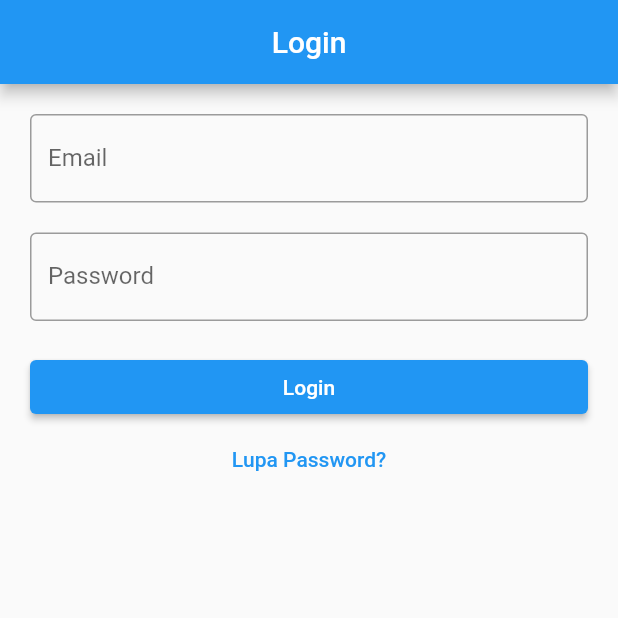
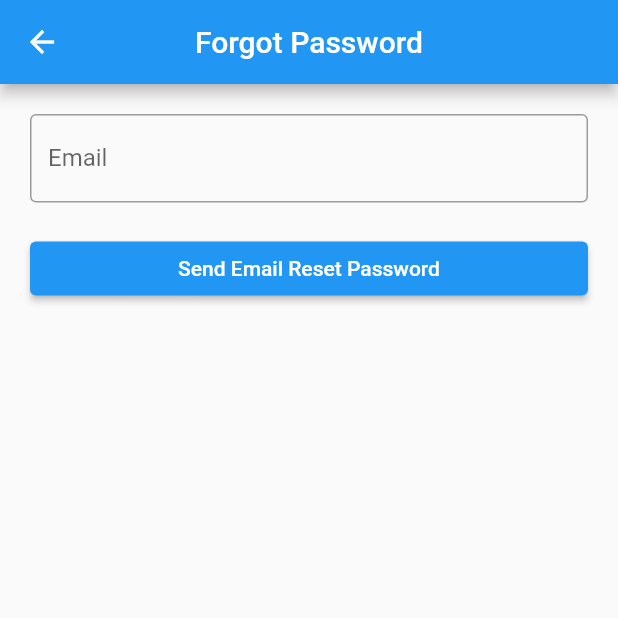
Before and after one commit to rikiahmadfauzan/presence_flutter, a Flutter app: the screen it shows after launch, after a tap on "Lupa Password?", on a phone screen of 412 x 824 dp, the top half of it. Run offline on Flutter 3.47's test engine with Material 2 defaults, Android fonts, the phone set to English and light mode, and no system bars; our stand-ins replace cloud_firestore, firebase_auth, firebase_core, get; accounts and stored records are empty.

Commit message:
Push Commit
Push

```diff
--- a/lib/app/modules/add_pegawai/controllers/add_pegawai_controller.dart
+++ b/lib/app/modules/add_pegawai/controllers/add_pegawai_controller.dart
@@ -40,6 +40,7 @@ class AddPegawaiController extends GetxController {
             "name": nameC.text,
             "email": emailC.text,
             "uid": uid,
+            "role": "pegawai",
             "created_at": DateTime.now().toIso8601String(),
           });
           await pegawaiCredential.user!.sendEmailVerification();
--- /dev/null
+++ b/lib/app/modules/forgot_password/bindings/forgot_password_binding.dart
@@ -0,0 +1,12 @@
+import 'package:get/get.dart';
+
+import '../controllers/forgot_password_controller.dart';
+
+class ForgotPasswordBinding extends Bindings {
+  @override
+  void dependencies() {
+    Get.lazyPut<ForgotPasswordController>(
+      () => ForgotPasswordController(),
+    );
+  }
+}
--- /dev/null
+++ b/lib/app/modules/forgot_password/controllers/forgot_password_controller.dart
@@ -0,0 +1,28 @@
+import 'package:firebase_auth/firebase_auth.dart';
+import 'package:firebase_core/firebase_core.dart';
+import 'package:flutter/material.dart';
+import 'package:get/get.dart';
+
+class ForgotPasswordController extends GetxController {
+  RxBool isLoading = false.obs;
+  TextEditingController emailC = TextEditingController();
+
+  FirebaseAuth auth = FirebaseAuth.instance;
+
+  void sendEmail() async {
+    if (emailC.text.isNotEmpty) {
+      isLoading.value = true;
+      try {
+        await auth.sendPasswordResetEmail(email: emailC.text);
+        Get.snackbar(
+            "Berhasil", "Kami telah mengirimkan email reset password.");
+        Get.back();
+      } catch (e) {
+        Get.snackbar(
+            "Terjadi kesalahan", "Tidak dapat mengirim email reset password.");
+      } finally {
+        isLoading.value = false;
+      }
+    }
+  }
+}
--- /dev/null
+++ b/lib/app/modules/forgot_password/views/forgot_password_view.dart
@@ -0,0 +1,46 @@
+import 'package:flutter/material.dart';
+
+import 'package:get/get.dart';
+
+import '../controllers/forgot_password_controller.dart';
+
+class ForgotPasswordView extends GetView<ForgotPasswordController> {
+  const ForgotPasswordView({Key? key}) : super(key: key);
+  @override
+  Widget build(BuildContext context) {
+    return Scaffold(
+      appBar: AppBar(
+        title: const Text('Forgot Password'),
+        centerTitle: true,
+      ),
+      body: ListView(
+        padding: EdgeInsets.all(20),
+        children: [
+          TextField(
+            autocorrect: false,
+            controller: controller.emailC,
+            decoration: InputDecoration(
+              labelText: "Email",
+              border: OutlineInputBorder(),
+            ),
+          ),
+          SizedBox(
+            height: 20,
+          ),
+          Obx(
+            () => ElevatedButton(
+              onPressed: () {
+                if (controller.isLoading.isFalse) {
+                  controller.sendEmail();
+                }
+              },
+              child: Text(controller.isLoading.isFalse
+                  ? "Send Email Reset Password"
+                  : "Loading..."),
+            ),
+          ),
+        ],
+      ),
+    );
+  }
+}
--- a/lib/app/modules/login/views/login_view.dart
+++ b/lib/app/modules/login/views/login_view.dart
@@ -1,6 +1,7 @@
 import 'package:flutter/material.dart';
 
 import 'package:get/get.dart';
+import 'package:presence/app/routes/app_pages.dart';
 
 import '../controllers/login_controller.dart';
 
@@ -51,7 +52,7 @@ class LoginView extends GetView<LoginController> {
             ),
           ),
           TextButton(
-            onPressed: () {},
+            onPressed: () => Get.toNamed(Routes.FORGOT_PASSWORD),
             child: Text("Lupa Password?"),
           ),
         ],
--- a/lib/app/routes/app_pages.dart
+++ b/lib/app/routes/app_pages.dart
@@ -2,6 +2,8 @@ import 'package:get/get.dart';
 
 import '../modules/add_pegawai/bindings/add_pegawai_binding.dart';
 import '../modules/add_pegawai/views/add_pegawai_view.dart';
+import '../modules/forgot_password/bindings/forgot_password_binding.dart';
+import '../modules/forgot_password/views/forgot_password_view.dart';
 import '../modules/home/bindings/home_binding.dart';
 import '../modules/home/views/home_view.dart';
 import '../modules/login/bindings/login_binding.dart';
@@ -37,5 +39,10 @@ class AppPages {
       page: () => const NewPasswordView(),
       binding: NewPasswordBinding(),
     ),
+    GetPage(
+      name: _Paths.FORGOT_PASSWORD,
+      page: () => const ForgotPasswordView(),
+      binding: ForgotPasswordBinding(),
+    ),
   ];
 }
--- a/lib/app/routes/app_routes.dart
+++ b/lib/app/routes/app_routes.dart
@@ -7,6 +7,7 @@ abstract class Routes {
   static const ADD_PEGAWAI = _Paths.ADD_PEGAWAI;
   static const LOGIN = _Paths.LOGIN;
   static const NEW_PASSWORD = _Paths.NEW_PASSWORD;
+  static const FORGOT_PASSWORD = _Paths.FORGOT_PASSWORD;
 }
 
 abstract class _Paths {
@@ -15,4 +16,5 @@ abstract class _Paths {
   static const ADD_PEGAWAI = '/add-pegawai';
   static const LOGIN = '/login';
   static const NEW_PASSWORD = '/new-password';
+  static const FORGOT_PASSWORD = '/forgot-password';
 }
```
Also changed, not shown: lib/app/modules/home/controllers/home_controller.dart (+12 -0 lines), lib/app/modules/home/views/home_view.dart (+17 -3 lines).
